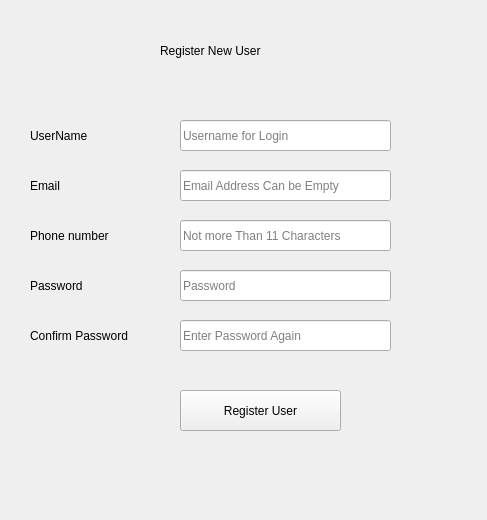
Above: registerUser.ui from AfolabiSunday/timetable_generator before the change. Below: the same form after it.
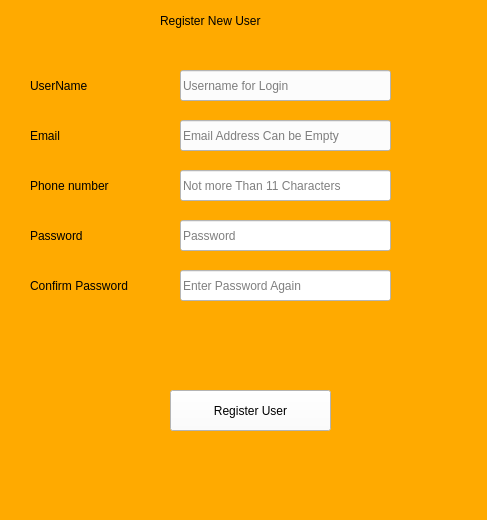
That is the form after the change.

The edit to the form file:
```diff
--- a/registerUser.ui
+++ b/registerUser.ui
@@ -13,15 +13,23 @@
   <property name="windowTitle">
    <string>Form</string>
   </property>
+  <property name="styleSheet">
+   <string notr="true">font: 10pt &quot;MS Shell Dlg 2&quot;;
+background-color: rgb(255, 170, 0);
+</string>
+  </property>
   <widget class="QLineEdit" name="lineEdit_4">
    <property name="geometry">
     <rect>
      <x>180</x>
-     <y>220</y>
+     <y>170</y>
      <width>211</width>
      <height>31</height>
     </rect>
    </property>
+   <property name="styleSheet">
+    <string notr="true">background-color: rgb(255, 255, 255);</string>
+   </property>
    <property name="placeholderText">
     <string>Not more Than 11 Characters</string>
    </property>
@@ -30,7 +38,7 @@
    <property name="geometry">
     <rect>
      <x>30</x>
-     <y>120</y>
+     <y>70</y>
      <width>111</width>
      <height>31</height>
     </rect>
@@ -46,11 +54,14 @@
    <property name="geometry">
     <rect>
      <x>180</x>
-     <y>320</y>
+     <y>270</y>
      <width>211</width>
      <height>31</height>
     </rect>
    </property>
+   <property name="styleSheet">
+    <string notr="true">background-color: rgb(255, 255, 255);</string>
+   </property>
    <property name="echoMode">
     <enum>QLineEdit::Password</enum>
    </property>
@@ -62,7 +73,7 @@
    <property name="geometry">
     <rect>
      <x>30</x>
-     <y>220</y>
+     <y>170</y>
      <width>121</width>
      <height>31</height>
     </rect>
@@ -78,11 +89,14 @@
    <property name="geometry">
     <rect>
      <x>180</x>
-     <y>170</y>
+     <y>120</y>
      <width>211</width>
      <height>31</height>
     </rect>
    </property>
+   <property name="styleSheet">
+    <string notr="true">background-color: rgb(252, 252, 252);</string>
+   </property>
    <property name="placeholderText">
     <string>Email Address Can be Empty</string>
    </property>
@@ -91,11 +105,14 @@
    <property name="geometry">
     <rect>
      <x>180</x>
-     <y>120</y>
+     <y>70</y>
      <width>211</width>
      <height>31</height>
     </rect>
    </property>
+   <property name="styleSheet">
+    <string notr="true">background-color: rgb(252, 252, 252);</string>
+   </property>
    <property name="placeholderText">
     <string>Username for Login</string>
    </property>
@@ -104,11 +121,14 @@
    <property name="geometry">
     <rect>
      <x>180</x>
-     <y>270</y>
+     <y>220</y>
      <width>211</width>
      <height>31</height>
     </rect>
    </property>
+   <property name="styleSheet">
+    <string notr="true">background-color: rgb(255, 255, 255);</string>
+   </property>
    <property name="echoMode">
     <enum>QLineEdit::Password</enum>
    </property>
@@ -120,7 +140,7 @@
    <property name="geometry">
     <rect>
      <x>30</x>
-     <y>170</y>
+     <y>120</y>
      <width>111</width>
      <height>31</height>
     </rect>
@@ -136,7 +156,7 @@
    <property name="geometry">
     <rect>
      <x>160</x>
-     <y>30</y>
+     <y>0</y>
      <width>311</width>
      <height>41</height>
     </rect>
@@ -151,12 +171,15 @@
   <widget class="QPushButton" name="pushButton">
    <property name="geometry">
     <rect>
-     <x>180</x>
+     <x>170</x>
      <y>390</y>
      <width>161</width>
      <height>41</height>
     </rect>
    </property>
+   <property name="styleSheet">
+    <string notr="true">background-color: rgb(252, 252, 252);</string>
+   </property>
    <property name="text">
     <string>Register User</string>
    </property>
@@ -165,7 +188,7 @@
    <property name="geometry">
     <rect>
      <x>30</x>
-     <y>270</y>
+     <y>220</y>
      <width>121</width>
      <height>31</height>
     </rect>
@@ -181,7 +204,7 @@
    <property name="geometry">
     <rect>
      <x>30</x>
-     <y>320</y>
+     <y>270</y>
      <width>141</width>
      <height>31</height>
     </rect>
@@ -193,6 +216,22 @@
     <string>Confirm Password</string>
    </property>
   </widget>
+  <widget class="QLabel" name="label_7">
+   <property name="geometry">
+    <rect>
+     <x>130</x>
+     <y>330</y>
+     <width>301</width>
+     <height>41</height>
+    </rect>
+   </property>
+   <property name="styleSheet">
+    <string notr="true">font: 75 10pt &quot;Verdana&quot;;</string>
+   </property>
+   <property name="text">
+    <string/>
+   </property>
+  </widget>
  </widget>
  <resources/>
  <connections/>
```
